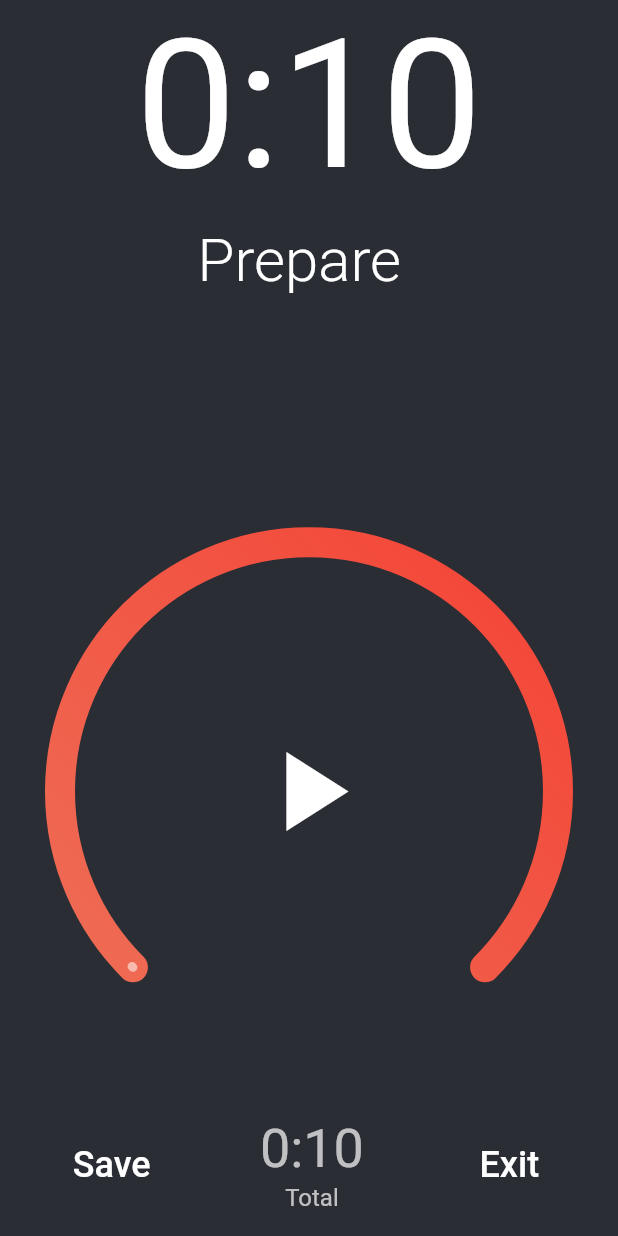
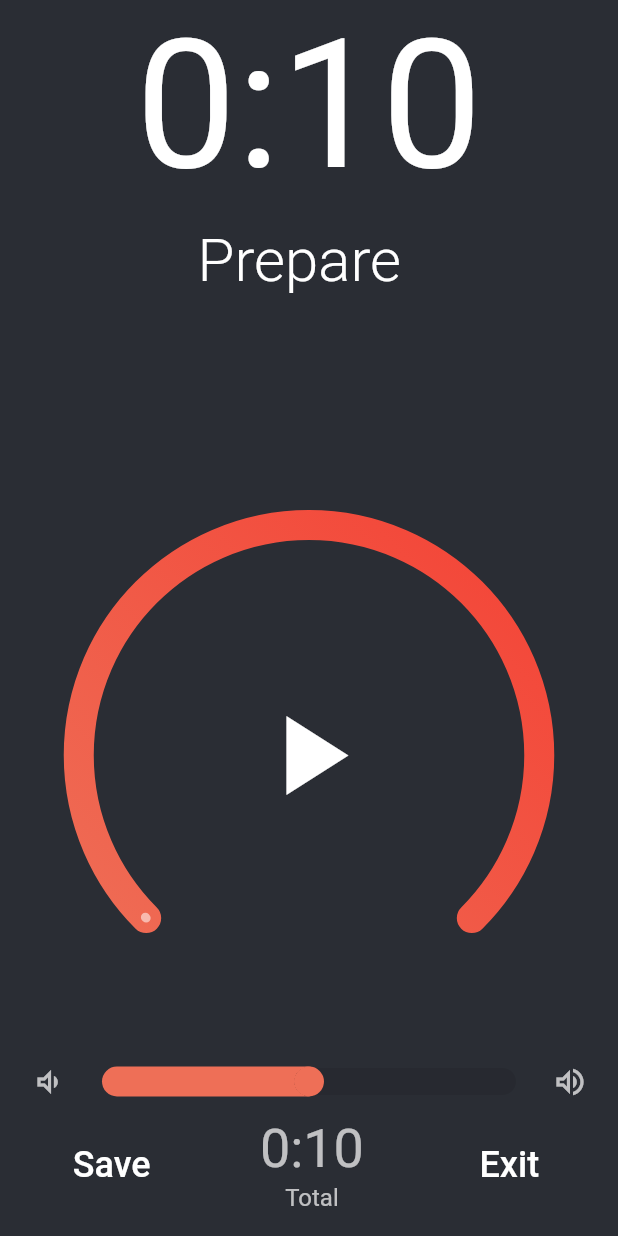
Before and after one commit to martinjedwabny/protalyze, a Flutter app: the CountDownPage screen opened directly with empty values, on a phone screen of 412 x 824 dp. Run offline on Flutter 3.47's test engine with Material 2 defaults, Android fonts, the phone set to English and light mode, and no system bars; our stand-ins replace audioplayers, cloud_firestore, firebase_auth, firebase_core, fl_chart, google_fonts and 2 more; missing offline and left inert: cloud_firestore_web, firebase_auth_web, firebase_core_web, flutter_picker, giphy_picker, wakelock_web; accounts and stored records are empty.

Commit message:
Add volume slider for countdown

```diff
--- a/lib/config/Themes.dart
+++ b/lib/config/Themes.dart
@@ -33,6 +33,14 @@ class Themes{
     cardTheme: CardTheme(
       elevation: 0,
       margin: EdgeInsets.all(8),
+    ),
+    sliderTheme: SliderThemeData(
+      thumbColor: Palette.orange,
+      activeTrackColor: Palette.orange,
+      inactiveTrackColor: Colors.black.withAlpha(20),
+      trackHeight: 18.0,
+      thumbShape: RoundSliderThumbShape(elevation: 0),
+      overlayColor: Colors.transparent,
     ),
     appBarTheme: AppBarTheme(
       centerTitle: false,
--- a/lib/pages/countdown/CountdownPage.dart
+++ b/lib/pages/countdown/CountdownPage.dart
@@ -32,8 +32,9 @@ class _CountDownPageState extends State<CountDownPage> with TickerProviderStateM
   final int _prepareTime = 10;
   final Color _buttonsColor = Colors.white;
   bool _lastSecondsFlag = false;
+  double _currentVolume = 0.5;
 
-  Future<AudioPlayer> playBeepSound() async => await (new AudioCache()).play("beep.mp3");
+  Future<AudioPlayer> playBeepSound() async => await (new AudioCache()).play("beep.mp3", volume: _currentVolume);
 
   @override
   void initState() {
@@ -66,6 +67,7 @@ class _CountDownPageState extends State<CountDownPage> with TickerProviderStateM
                 buildCurrentTimeWidget(),
                 buildExercisesWidget(),
                 buildProgressCircle(),
+                buildVolumeSlider(),
                 buildBottomButtons(context),
               ],
             );
@@ -208,6 +210,26 @@ class _CountDownPageState extends State<CountDownPage> with TickerProviderStateM
         ),
       )
     );
+  }
+
+  Widget buildVolumeSlider(){
+    Widget volumeDownIcon = Icon(Icons.volume_down_outlined, size: 24, color: Colors.white70, );
+    Widget volumeUpIcon = Icon(Icons.volume_up_outlined, size: 24, color: Colors.white70,);
+    Widget volumeSlider = Slider(
+      value: _currentVolume,
+      onChanged: (double value) {
+        setState(() {
+          _currentVolume = value;
+        });
+      },
+    );
+    return Row(
+      mainAxisAlignment: MainAxisAlignment.spaceAround,
+      children: [
+        Padding(padding: EdgeInsets.only(left: 20), child: volumeDownIcon),
+        Expanded(child: volumeSlider),
+        Padding(padding: EdgeInsets.only(right: 20), child: volumeUpIcon),
+    ],);
   }
 
   Widget buildBottomButtons(BuildContext context){
```
